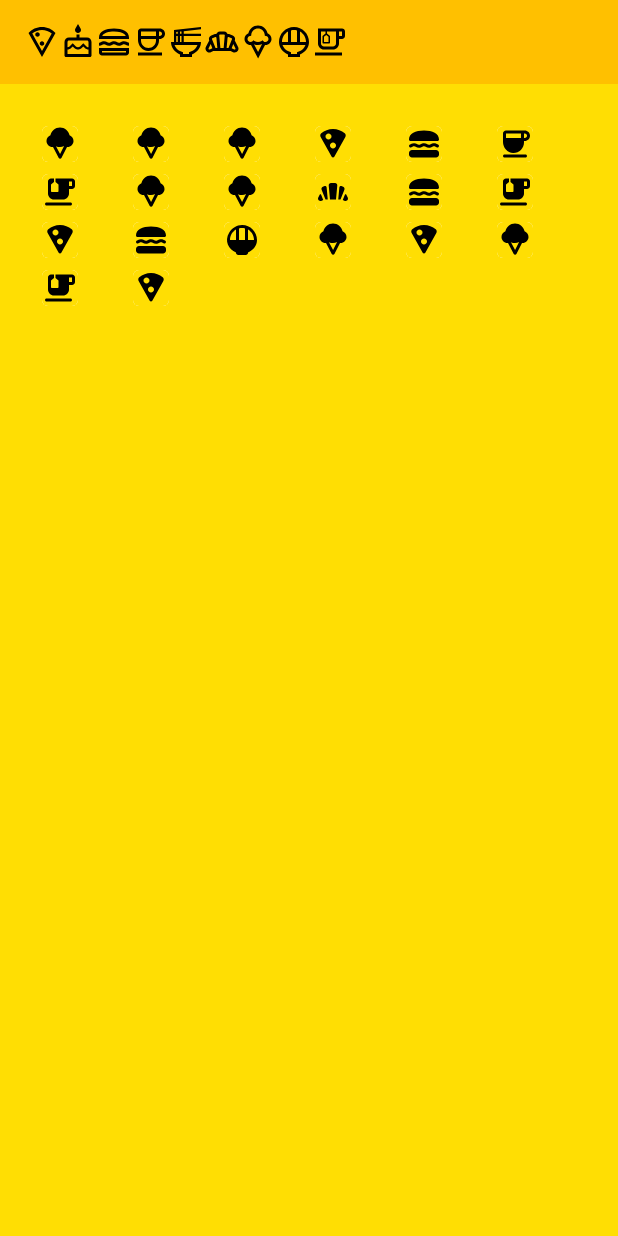
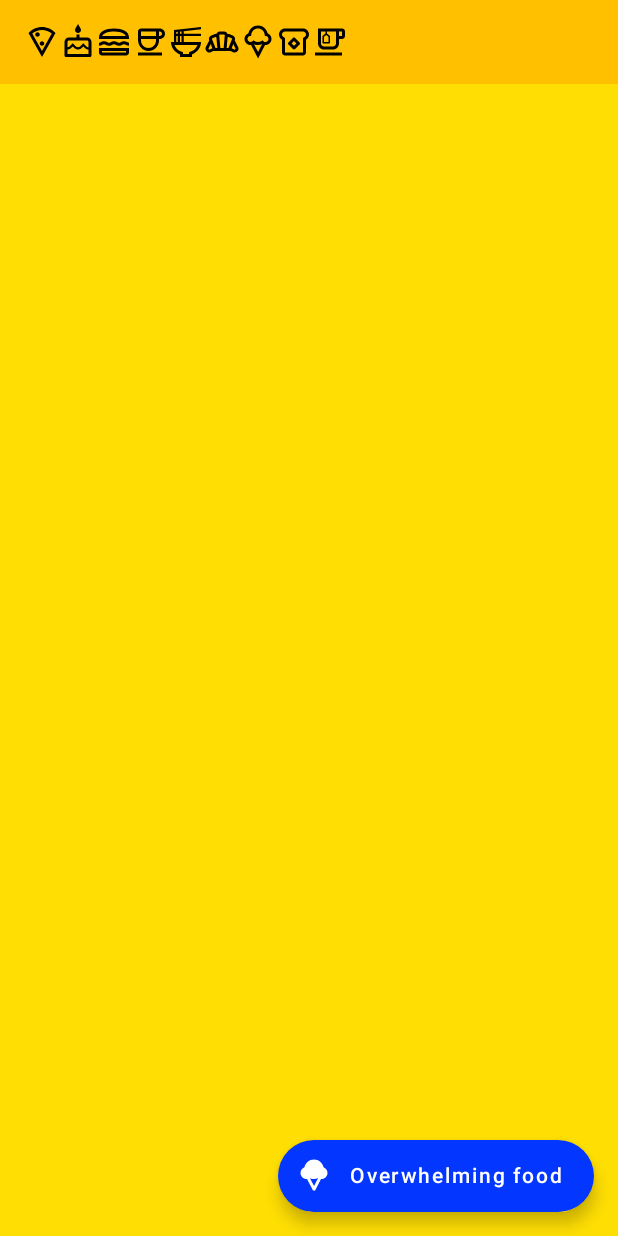
Before and after one commit to nfillion21/overwhelming-android, an Android app built with Jetpack Compose: the screen it shows after launch (MainActivity), on a phone screen of 412 x 824 dp. Run offline under Robolectric (Android 15) with nearby library versions, the phone set to English and light mode, and no system bars; our stand-ins replace Dagger/Hilt's generated code, accompanist, livedata-compose.

Commit message:
set two foods per sec

```diff
--- a/app/src/main/java/pgm/poolp/overwhelming/MainActivity.kt
+++ b/app/src/main/java/pgm/poolp/overwhelming/MainActivity.kt
@@ -5,44 +5,70 @@ import androidx.activity.ComponentActivity
 import androidx.activity.compose.setContent
 import androidx.compose.foundation.layout.Arrangement
 import androidx.compose.foundation.layout.Row
-import androidx.compose.foundation.layout.fillMaxSize
 import androidx.compose.foundation.layout.padding
 import androidx.compose.material.*
 import androidx.compose.material.icons.Icons
-import androidx.compose.material.icons.filled.LocalPizza
-import androidx.compose.material.icons.filled.Search
 import androidx.compose.material.icons.outlined.*
-import androidx.compose.material.icons.sharp.LocalPizza
-import androidx.compose.material.icons.twotone.*
+import androidx.compose.material.icons.rounded.*
 import androidx.compose.runtime.Composable
 import androidx.compose.ui.Alignment
 import androidx.compose.ui.Modifier
+import androidx.compose.ui.graphics.vector.ImageVector
 import androidx.compose.ui.graphics.vector.rememberVectorPainter
-import androidx.compose.ui.res.painterResource
 import androidx.compose.ui.res.stringResource
-import androidx.compose.ui.tooling.preview.Preview
 import androidx.compose.ui.unit.Dp
 import androidx.compose.ui.unit.dp
+import androidx.hilt.navigation.compose.hiltViewModel
 import dagger.hilt.android.AndroidEntryPoint
-import pgm.poolp.overwhelming.ui.home.HomeScreen
+import pgm.poolp.overwhelming.screens.HomeScreen
 import pgm.poolp.overwhelming.ui.theme.OverwhelmingTheme
+import pgm.poolp.overwhelming.viewmodels.FoodViewModel
 
 @AndroidEntryPoint
 class MainActivity : ComponentActivity() {
+
+    private lateinit var foodViewModel: FoodViewModel
+
     override fun onCreate(savedInstanceState: Bundle?) {
         super.onCreate(savedInstanceState)
+
         setContent {
+            foodViewModel = hiltViewModel()
+            foodViewModel.decreaseFoodOccurrences()
+
             OverwhelmingTheme {
                 Scaffold(
                     backgroundColor = MaterialTheme.colors.primarySurface,
+                    floatingActionButton = {
+
+                        val imageVector: ImageVector = when ((0..7).random()) {
+                            0 -> Icons.Rounded.LocalPizza
+                            1 -> Icons.Rounded.Cake
+                            2 -> Icons.Rounded.LunchDining
+                            3 -> Icons.Rounded.Coffee
+                            4 -> Icons.Rounded.BakeryDining
+                            5 -> Icons.Rounded.Icecream
+                            6 -> Icons.Rounded.BreakfastDining
+                            7 -> Icons.Rounded.EmojiFoodBeverage
+                            else -> {Icons.Rounded.Coffee}
+                        }
+
+                        ExtendedFloatingActionButton(
+                            text = { Text(text = "Overwhelming food") },
+                            icon = { Icon(imageVector,"") },
+                            onClick = { foodViewModel.increaseFoodOccurrencesWithTen() })
+                    },
                     topBar = {
                         HomeTopAppBar(elevation = 0.dp)
                     }
                 ) { innerPaddingModifier ->
-                    HomeScreen(modifier = Modifier.padding(innerPaddingModifier))
+                    HomeScreen(
+                        modifier = Modifier.padding(innerPaddingModifier),
+                        viewModel = foodViewModel)
                 }
             }
         }
+
     }
 }
 
@@ -106,7 +132,7 @@ private fun HomeTopAppBar(
                     modifier = Modifier
                 )
                 Icon(
-                    painter = rememberVectorPainter(Icons.Outlined.RiceBowl),
+                    painter = rememberVectorPainter(Icons.Outlined.BreakfastDining),
                     contentDescription = title,
                     tint = MaterialTheme.colors.onBackground,
                     modifier = Modifier
--- a/app/src/main/java/pgm/poolp/overwhelming/data/UserPreferencesRepository.kt
+++ b/app/src/main/java/pgm/poolp/overwhelming/data/UserPreferencesRepository.kt
@@ -2,17 +2,17 @@ package pgm.poolp.overwhelming.data
 
 import android.util.Log
 import androidx.datastore.core.DataStore
-import androidx.datastore.preferences.core.*
-import java.io.IOException
+import androidx.datastore.preferences.core.Preferences
+import androidx.datastore.preferences.core.edit
+import androidx.datastore.preferences.core.emptyPreferences
+import androidx.datastore.preferences.core.intPreferencesKey
+import kotlinx.coroutines.delay
 import kotlinx.coroutines.flow.Flow
 import kotlinx.coroutines.flow.catch
-import kotlinx.coroutines.flow.first
 import kotlinx.coroutines.flow.map
+import pgm.poolp.overwhelming.data.UserPreferencesRepository.PreferencesKeys.FOOD_OCCURENCES
+import java.io.IOException
 import javax.inject.Inject
-
-data class UserPreferences(
-    val showVillains: Int
-)
 
 /**
  * Class that handles saving and retrieving user preferences
@@ -28,7 +28,7 @@ class UserPreferencesRepository @Inject constructor(private val dataStore: DataS
     /**
      * Get the user preferences flow.
      */
-    val userPreferencesFlow: Flow<UserPreferences> = dataStore.data
+    val foodOccurrencesFlow: Flow<Int> = dataStore.data
         .catch { exception ->
             // dataStore.data throws an IOException when an error is encountered when reading data
             if (exception is IOException) {
@@ -37,34 +37,30 @@ class UserPreferencesRepository @Inject constructor(private val dataStore: DataS
             } else {
                 throw exception
             }
-        }.map { preferences ->
-            mapUserPreferences(preferences)
+        }
+        .map { preferences ->
+            // No type safety.
+            preferences[FOOD_OCCURENCES] ?: 0
         }
 
     suspend fun decreaseFoodOccurrences() {
-        dataStore.edit { preferences ->
 
-            val occurrences = preferences[PreferencesKeys.FOOD_OCCURENCES] ?: 0
-            if (occurrences > 0)
-            {
-                preferences[PreferencesKeys.FOOD_OCCURENCES] = occurrences - 1
+        while(true) {
+            dataStore.edit { preferences ->
+                val occurrences = preferences[FOOD_OCCURENCES] ?: 0
+                if (occurrences > 0)
+                {
+                    preferences[FOOD_OCCURENCES] = occurrences - 1
+                }
+                delay(500) // Suspends the coroutine for some time
             }
         }
     }
 
     suspend fun increaseFoodOccurrencesWithTen() {
         dataStore.edit { preferences ->
-
-            val occurrences = preferences[PreferencesKeys.FOOD_OCCURENCES] ?: 0
-            if (occurrences > 0)
-            {
-                preferences[PreferencesKeys.FOOD_OCCURENCES] = occurrences + 10
-            }
+            val occurrences = preferences[FOOD_OCCURENCES] ?: 0
+            preferences[FOOD_OCCURENCES] = occurrences + 10
         }
     }
-
-    private fun mapUserPreferences(preferences: Preferences): UserPreferences {
-        val foodOccurrences = preferences[PreferencesKeys.FOOD_OCCURENCES] ?: 0
-        return UserPreferences(foodOccurrences)
-    }
 }
--- a/app/src/main/java/pgm/poolp/overwhelming/screens/HomeScreen.kt
+++ b/app/src/main/java/pgm/poolp/overwhelming/screens/HomeScreen.kt
@@ -1,24 +1,23 @@
-package pgm.poolp.overwhelming.ui.home
+package pgm.poolp.overwhelming.screens
 
 import androidx.compose.animation.AnimatedVisibility
 import androidx.compose.animation.ExperimentalAnimationApi
-import androidx.compose.foundation.BorderStroke
 import androidx.compose.foundation.background
 import androidx.compose.foundation.layout.*
 import androidx.compose.foundation.rememberScrollState
 import androidx.compose.foundation.selection.toggleable
 import androidx.compose.foundation.verticalScroll
-import androidx.compose.material.Icon
-import androidx.compose.material.MaterialTheme
-import androidx.compose.material.Surface
-import androidx.compose.material.Text
+import androidx.compose.material.*
 import androidx.compose.material.icons.Icons
+import androidx.compose.material.icons.filled.Add
 import androidx.compose.material.icons.filled.Check
 import androidx.compose.material.icons.rounded.*
 import androidx.compose.runtime.Composable
+import androidx.compose.runtime.collectAsState
+import androidx.compose.runtime.getValue
+import androidx.compose.runtime.livedata.observeAsState
 import androidx.compose.ui.Alignment
 import androidx.compose.ui.Modifier
-import androidx.compose.ui.graphics.Color
 import androidx.compose.ui.graphics.Shape
 import androidx.compose.ui.graphics.vector.ImageVector
 import androidx.compose.ui.graphics.vector.rememberVectorPainter
@@ -26,26 +25,32 @@ import androidx.compose.ui.layout.Layout
 import androidx.compose.ui.res.stringResource
 import androidx.compose.ui.unit.Dp
 import androidx.compose.ui.unit.dp
+import androidx.lifecycle.asLiveData
 import com.google.accompanist.insets.statusBarsPadding
 import pgm.poolp.overwhelming.R
+import pgm.poolp.overwhelming.viewmodels.FoodViewModel
 import kotlin.math.ceil
 
 @Composable
 fun HomeScreen(
+    viewModel: FoodViewModel,
     modifier: Modifier
 ) {
     Column(
         modifier = modifier
             .verticalScroll(rememberScrollState())
             .statusBarsPadding()
+            .fillMaxSize()
     ) {
         StaggeredVerticalGrid(
             maxColumnWidth = 64.dp,
-            modifier = modifier.padding(24.dp)
+            modifier = modifier
+                .padding(24.dp)
+                //.weight(1f)
         ) {
-            var x = 20
-            while (x > 0) {
-                x--
+            val k by viewModel.foodOccurrences.collectAsState(initial = 0)
+            for (i in k downTo 1)
+            {
                 FoodItem()
             }
         }
@@ -68,7 +73,7 @@ fun FoodItem(
             3 -> Icons.Rounded.Coffee
             4 -> Icons.Rounded.BakeryDining
             5 -> Icons.Rounded.Icecream
-            6 -> Icons.Rounded.RiceBowl
+            6 -> Icons.Rounded.BreakfastDining
             7 -> Icons.Rounded.EmojiFoodBeverage
             else -> {Icons.Rounded.Coffee}
         }
--- a/app/src/main/java/pgm/poolp/overwhelming/viewmodels/FoodViewModel.kt
+++ b/app/src/main/java/pgm/poolp/overwhelming/viewmodels/FoodViewModel.kt
@@ -5,7 +5,6 @@ import androidx.lifecycle.viewModelScope
 import dagger.hilt.android.lifecycle.HiltViewModel
 import kotlinx.coroutines.flow.Flow
 import kotlinx.coroutines.launch
-import pgm.poolp.overwhelming.data.UserPreferences
 import pgm.poolp.overwhelming.data.UserPreferencesRepository
 import javax.inject.Inject
 
@@ -22,10 +21,9 @@ class FoodViewModel @Inject internal constructor(
 
     fun increaseFoodOccurrencesWithTen() {
         viewModelScope.launch {
-            userPreferencesRepository.decreaseFoodOccurrences()
+            userPreferencesRepository.increaseFoodOccurrencesWithTen()
         }
     }
 
-    //TODO check to put it back as an integer. maybe back to liveData.
-    val foodOccurrences:Flow<UserPreferences> = userPreferencesRepository.userPreferencesFlow
+    val foodOccurrences:Flow<Int> = userPreferencesRepository.foodOccurrencesFlow
 }
```
